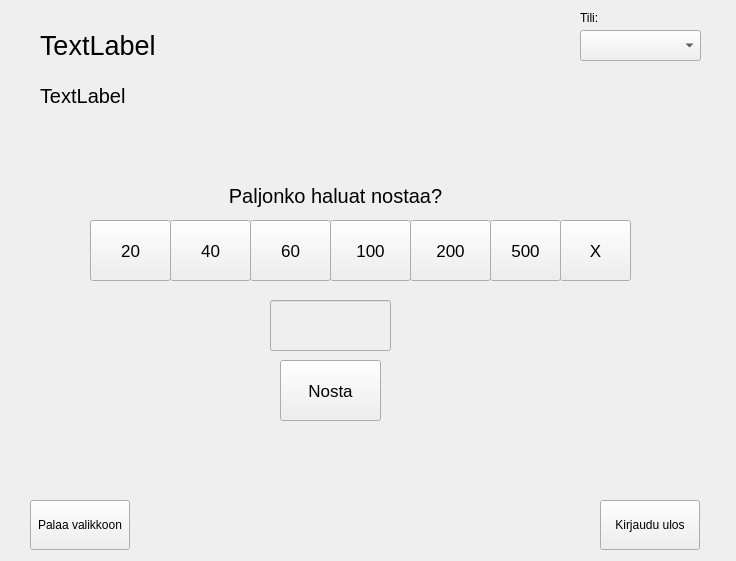
The window that frontend/korttiwindow.ui (janikasavela/Bank) describes before a commit, drawn with Qt 5.
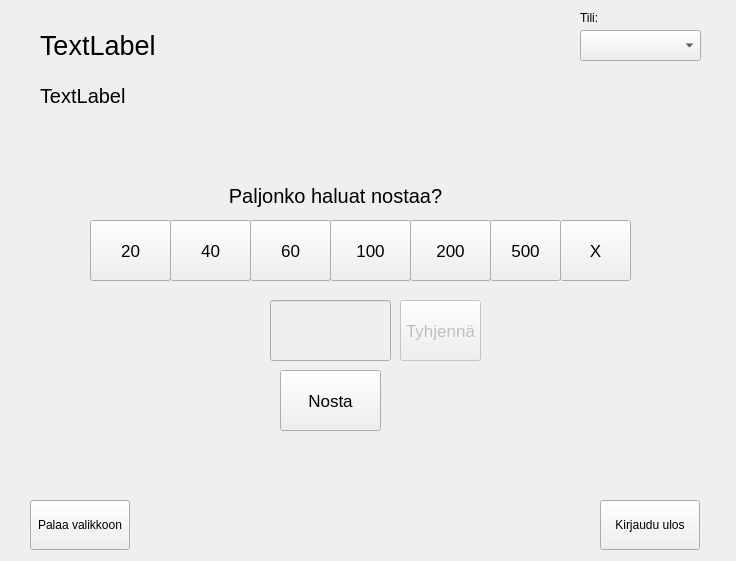
The same window after the commit. The open tabs and pages were chosen to show the change.

Commit message: nostomäärän päivitys toimii

Diff of the .ui file:
```diff
--- a/frontend/korttiwindow.ui
+++ b/frontend/korttiwindow.ui
@@ -277,7 +277,7 @@
        <x>280</x>
        <y>300</y>
        <width>121</width>
-       <height>51</height>
+       <height>61</height>
       </rect>
      </property>
      <property name="font">
@@ -404,7 +404,7 @@
      <property name="geometry">
       <rect>
        <x>290</x>
-       <y>360</y>
+       <y>370</y>
        <width>101</width>
        <height>61</height>
       </rect>
@@ -436,6 +436,27 @@
       <string>X</string>
      </property>
     </widget>
+    <widget class="QPushButton" name="btnTyhjenna">
+     <property name="enabled">
+      <bool>false</bool>
+     </property>
+     <property name="geometry">
+      <rect>
+       <x>410</x>
+       <y>300</y>
+       <width>81</width>
+       <height>61</height>
+      </rect>
+     </property>
+     <property name="font">
+      <font>
+       <pointsize>13</pointsize>
+      </font>
+     </property>
+     <property name="text">
+      <string>Tyhjennä</string>
+     </property>
+    </widget>
    </widget>
    <widget class="QWidget" name="stackSiirto"/>
   </widget>
```
The commit also changes 2 other files.
